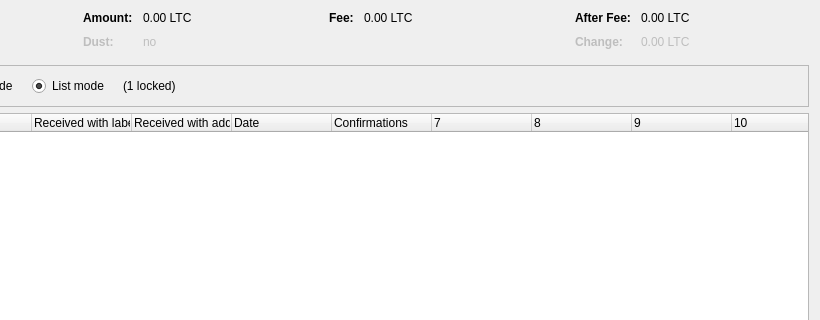
Old version of the form src/qt/forms/coincontroldialog.ui in the repository vanadium-coin/Development; both pictures show x 180 to 1000 and y 0 to 320 of the 1000 by 500 pixel window.
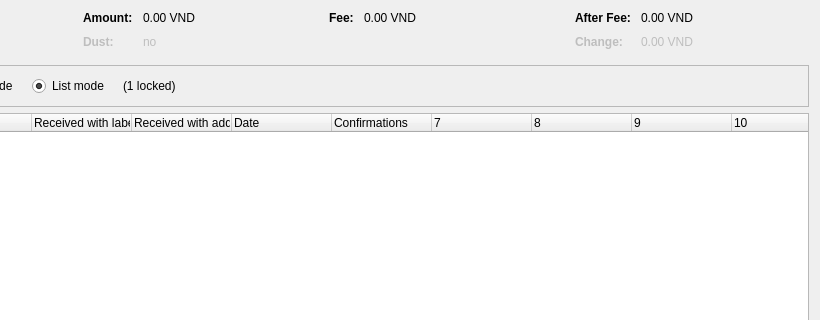
New version of the form. Custom widgets are drawn as their Qt base class.

What changed in the file:
```diff
--- a/src/qt/forms/coincontroldialog.ui
+++ b/src/qt/forms/coincontroldialog.ui
@@ -132,7 +132,7 @@
           <enum>Qt::ActionsContextMenu</enum>
          </property>
          <property name="text">
-          <string notr="true">0.00 LTC</string>
+          <string notr="true">0.00 VND</string>
          </property>
          <property name="textInteractionFlags">
           <set>Qt::LinksAccessibleByMouse|Qt::TextSelectableByKeyboard|Qt::TextSelectableByMouse</set>
@@ -212,7 +212,7 @@
           <enum>Qt::ActionsContextMenu</enum>
          </property>
          <property name="text">
-          <string notr="true">0.00 LTC</string>
+          <string notr="true">0.00 VND</string>
          </property>
          <property name="textInteractionFlags">
           <set>Qt::LinksAccessibleByMouse|Qt::TextSelectableByKeyboard|Qt::TextSelectableByMouse</set>
@@ -257,7 +257,7 @@
           <enum>Qt::ActionsContextMenu</enum>
          </property>
          <property name="text">
-          <string notr="true">0.00 LTC</string>
+          <string notr="true">0.00 VND</string>
          </property>
          <property name="textInteractionFlags">
           <set>Qt::LinksAccessibleByMouse|Qt::TextSelectableByKeyboard|Qt::TextSelectableByMouse</set>
@@ -292,7 +292,7 @@
           <enum>Qt::ActionsContextMenu</enum>
          </property>
          <property name="text">
-          <string notr="true">0.00 LTC</string>
+          <string notr="true">0.00 VND</string>
          </property>
          <property name="textInteractionFlags">
           <set>Qt::LinksAccessibleByMouse|Qt::TextSelectableByKeyboard|Qt::TextSelectableByMouse</set>
```
